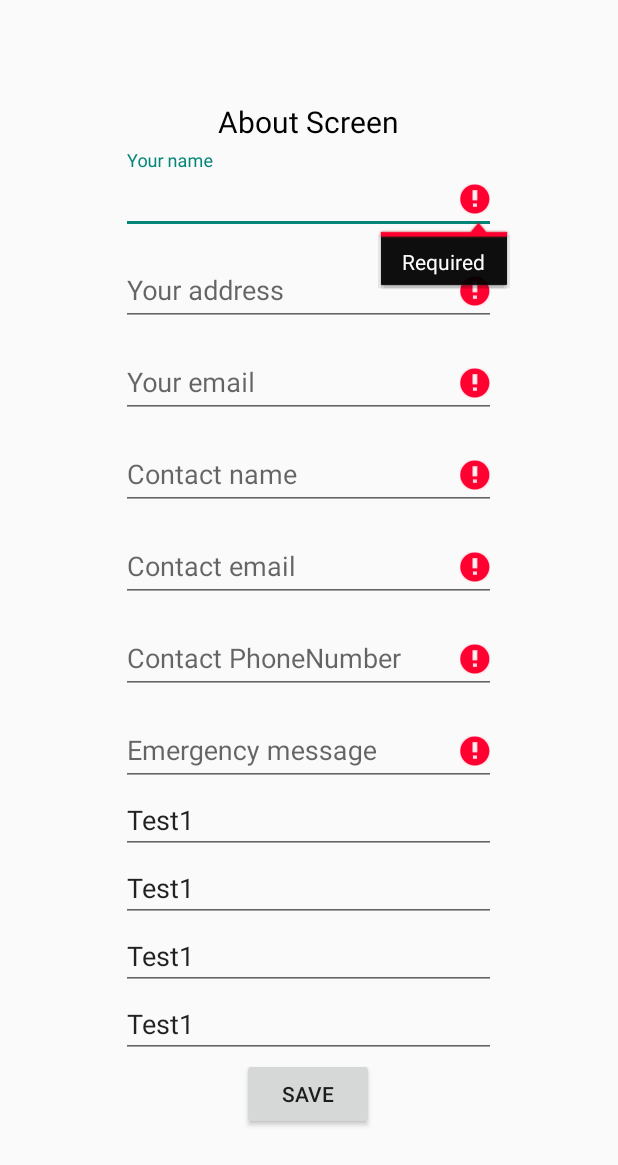
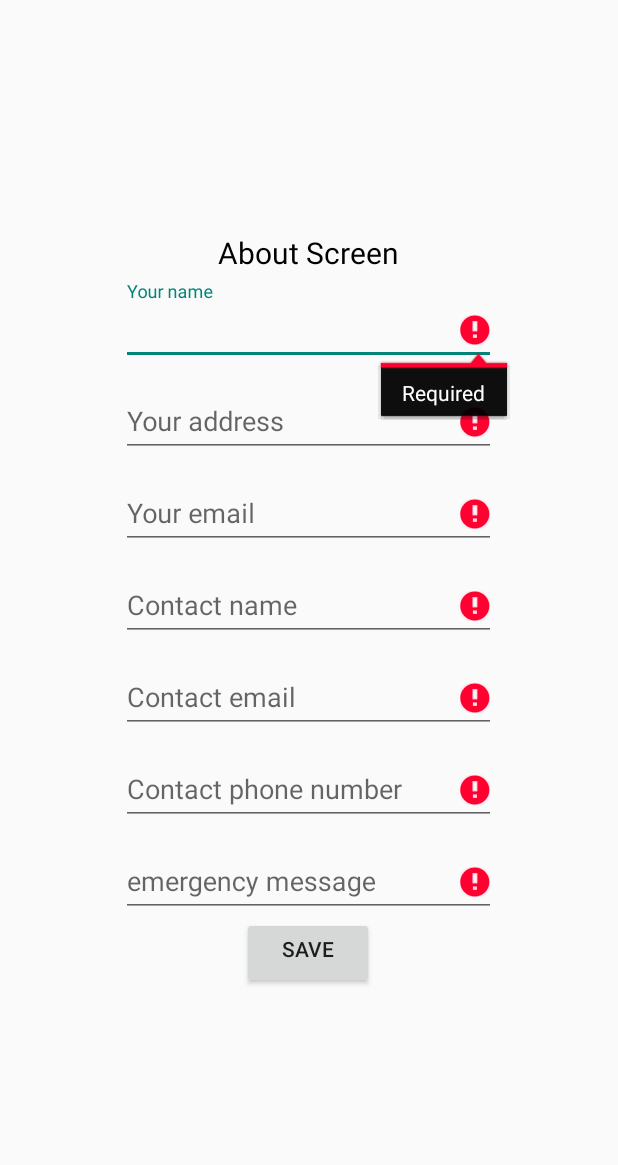
Before and after one commit to FlavyP/HomeMonitoringApp, an Android app: the AboutActivity screen opened directly, with no data from a screen before it, on a phone screen of 412 x 824 dp. Shown: the top 1165 px of the screen. Run offline under Robolectric (Android 15) with nearby library versions, the phone set to English and light mode, and no system bars.

Commit message:
Fixed Main Activity buttons, added new scroll view.

```diff
--- a/HomeMonitoringApp/app/src/main/AndroidManifest.xml
+++ b/HomeMonitoringApp/app/src/main/AndroidManifest.xml
@@ -16,7 +16,6 @@
             android:label="@string/app_name" >
             <intent-filter>
                 <action android:name="android.intent.action.MAIN" />
-
                 <category android:name="android.intent.category.LAUNCHER" />
             </intent-filter>
         </activity>
@@ -27,14 +26,11 @@
         <activity
             android:name=".AboutActivity"
             android:label="@string/title_activity_about" >
-
         </activity>
-
         <activity
             android:name=".FlameActivity"
             android:label="@string/title_activity_flame" >
         </activity>
-
         <activity
             android:name=".StatusActivity"
             android:label="@string/title_activity_status" >
--- a/HomeMonitoringApp/app/src/main/res/layout/activity_about.xml
+++ b/HomeMonitoringApp/app/src/main/res/layout/activity_about.xml
@@ -1,40 +1,28 @@
-<RelativeLayout
+<?xml version="1.0" encoding="utf-8"?>
+<ScrollView android:id="@+id/scrollView1"
             xmlns:android="http://schemas.android.com/apk/res/android"
             android:layout_width="fill_parent"
             android:layout_height="fill_parent"
-    >
+            android:paddingBottom="10dp"
+            android:scrollbarStyle="outsideOverlay">
 
 
-
-<ScrollView
-    xmlns:android="http://schemas.android.com/apk/res/android"
-    android:id="@+id/scrollView"
-    android:layout_width="fill_parent"
-    android:layout_height="fill_parent"
-    android:paddingTop="12dp"
-    android:paddingBottom="20dp"
-    android:scrollbarStyle="outsideOverlay"
-    android:layout_centerVertical="true"
-    >
-
     <LinearLayout
-    xmlns:android="http://schemas.android.com/apk/res/android"
-    xmlns:tools="http://schemas.android.com/tools"
         android:id="@+id/linearLayout"
         android:layout_width="250dp"
         android:layout_height="wrap_content"
-    android:orientation="vertical"
         android:layout_gravity="center"
-    tools:context="thirdsem.flavy.homemonitoringapp.AboutActivity">
+        android:gravity="center"
+        android:orientation="vertical">
 
         <TextView
             android:layout_width="wrap_content"
             android:layout_height="wrap_content"
             android:layout_gravity="center_horizontal"
-        android:layout_marginTop="5dp"
+            android:text="About Screen"
             android:textColor="#000000"
-        android:text="About Screen"
-        android:textSize="20dp" />
+            android:textSize="20dp"
+            />
 
         <android.support.design.widget.TextInputLayout
             android:id="@+id/yourNameInputLayout"
@@ -53,7 +41,6 @@
                 android:textColor="#000000"
                 android:inputType="text"
                 android:hint="Your name"/>
-
         </android.support.design.widget.TextInputLayout>
 
         <android.support.design.widget.TextInputLayout
@@ -66,13 +53,13 @@
             <EditText
                 android:id="@+id/yourAddress"
                 android:layout_width="fill_parent"
+                android:layout_height="wrap_content"
+                android:layout_gravity="center"
+                android:layout_marginTop="10dp"
                 android:textColorHint="#000000"
                 android:textColor="#000000"
-            android:layout_height="wrap_content"
-            android:layout_gravity="center"
                 android:inputType="text"
-            android:hint="Your address" />
-
+                android:hint="Your address"/>
         </android.support.design.widget.TextInputLayout>
 
         <android.support.design.widget.TextInputLayout
@@ -86,12 +73,12 @@
                 android:id="@+id/yourEmail"
                 android:layout_width="fill_parent"
                 android:layout_height="wrap_content"
+                android:layout_gravity="center"
+                android:layout_marginTop="10dp"
                 android:textColorHint="#000000"
                 android:textColor="#000000"
-            android:layout_gravity="center"
-            android:inputType="textEmailAddress"
-            android:hint="Your email" />
-
+                android:inputType="text"
+                android:hint="Your email"/>
         </android.support.design.widget.TextInputLayout>
 
         <android.support.design.widget.TextInputLayout
@@ -105,12 +92,12 @@
                 android:id="@+id/prefContactName"
                 android:layout_width="fill_parent"
                 android:layout_height="wrap_content"
+                android:layout_gravity="center"
+                android:layout_marginTop="10dp"
                 android:textColorHint="#000000"
                 android:textColor="#000000"
-            android:layout_gravity="center"
                 android:inputType="text"
-            android:hint="Contact name" />
-
+                android:hint="Contact name"/>
         </android.support.design.widget.TextInputLayout>
 
         <android.support.design.widget.TextInputLayout
@@ -124,12 +111,12 @@
                 android:id="@+id/prefContactEmail"
                 android:layout_width="fill_parent"
                 android:layout_height="wrap_content"
+                android:layout_gravity="center"
+                android:layout_marginTop="10dp"
                 android:textColorHint="#000000"
                 android:textColor="#000000"
-            android:layout_gravity="center"
-            android:inputType="textEmailAddress"
-            android:hint="Contact email" />
-
+                android:inputType="text"
+                android:hint="Contact email"/>
         </android.support.design.widget.TextInputLayout>
 
         <android.support.design.widget.TextInputLayout
@@ -143,12 +130,12 @@
                 android:id="@+id/prefContactPhoneNumber"
                 android:layout_width="fill_parent"
                 android:layout_height="wrap_content"
+                android:layout_gravity="center"
+                android:layout_marginTop="10dp"
                 android:textColorHint="#000000"
                 android:textColor="#000000"
-            android:layout_gravity="center"
-            android:inputType="phone"
-            android:hint="Contact PhoneNumber" />
-
+                android:inputType="text"
+                android:hint="Contact phone number"/>
         </android.support.design.widget.TextInputLayout>
 
         <android.support.design.widget.TextInputLayout
@@ -162,38 +149,22 @@
                 android:id="@+id/emergencyMessage"
                 android:layout_width="fill_parent"
                 android:layout_height="wrap_content"
+                android:layout_gravity="center"
+                android:layout_marginTop="10dp"
                 android:textColorHint="#000000"
                 android:textColor="#000000"
-            android:layout_gravity="center"
                 android:inputType="text"
-            android:hint="Emergency message" />
-
+                android:hint="emergency message"/>
         </android.support.design.widget.TextInputLayout>
 
-    <EditText
-        android:layout_width="fill_parent"
-        android:layout_height="wrap_content"
-        android:text="Test1"/>
-    <EditText
-        android:layout_width="fill_parent"
-        android:layout_height="wrap_content"
-        android:text="Test1"/>
-    <EditText
-        android:layout_width="fill_parent"
-        android:layout_height="wrap_content"
-        android:text="Test1"/>
-    <EditText
-        android:layout_width="fill_parent"
-        android:layout_height="wrap_content"
-        android:text="Test1"/>
         <Button
             android:id="@+id/saveButton"
             android:layout_width="wrap_content"
             android:layout_height="wrap_content"
             android:layout_gravity="center"
-        android:text="Save" />
-
+            android:text="Save"
+            android:paddingBottom="15dp"
+            />
     </LinearLayout>
 
 </ScrollView>
-</RelativeLayout>
--- a/HomeMonitoringApp/app/src/main/res/menu/menu_flame.xml
+++ b/HomeMonitoringApp/app/src/main/res/menu/menu_flame.xml
@@ -2,10 +2,8 @@
     xmlns:app="http://schemas.android.com/apk/res-auto"
     xmlns:tools="http://schemas.android.com/tools"
     tools:context="thirdsem.flavy.homemonitoringapp.FlameActivity">
-
-    <item android:id="@+id/action_settings" android:title="@string/action_settings"></item>
-    <item android:id="@+id/action_back" android:title="@string/back"></item>
-
-
-
+    <item android:id="@+id/action_settings"
+          android:title="@string/back"
+          android:orderInCategory="100"
+          app:showAsAction="never"/>
 </menu>
```
Also changed, not shown: HomeMonitoringApp/app/src/main/java/thirdsem/flavy/homemonitoringapp/MainActivity.java (+34 -89 lines), HomeMonitoringApp/app/src/main/res/values/strings.xml (+0 -10 lines), 1 other file. Lines whose indentation alone changed are shown as unchanged.
